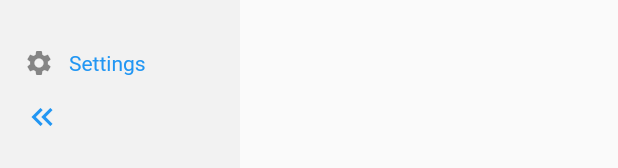
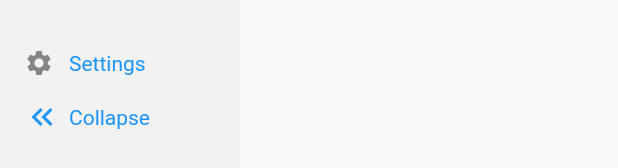
Before and after one commit to OttawaSTEM/flutter_admin, a Flutter app: the SideMenu widget shown alone on an empty page, opened directly, on a phone screen of 412 x 824 dp. Shown: the part 597-765 px from the top of the screen. Run offline on Flutter 3.47's test engine with Material 3 defaults, Android fonts, the phone set to English and light mode, and no system bars; our stand-ins replace flutter_dotenv, flutter_svg, get, get_storage, google_fonts, google_sign_in and 1 more; accounts and stored records are empty.

```diff
--- a/lib/pages/home/ui/home.dart
+++ b/lib/pages/home/ui/home.dart
@@ -445,7 +445,7 @@ class _SideMenuState extends State<SideMenu> {
                   Icons.keyboard_double_arrow_left,
                   color: Theme.of(context).colorScheme.primary,
                 ),
-                title: (screenWidth(context) > sideMenuScreenIconWidth)
+                title: (!_sideMenuIcon)
                     ? Text(
                         'Collapse'.tr,
                         style: Theme.of(context).textTheme.bodyMedium!.copyWith(
@@ -481,37 +481,10 @@ class _SideMenuState extends State<SideMenu> {
   }
 }
 
-double screenWidth(BuildContext context) {
-  var screenSize = MediaQuery.of(context).size;
-  double screenWidth = screenSize.width;
-  if (screenWidth >= screenMobile && screenWidth <= screenLarge) {
-    return sideMenuScreenIconWidth;
-  } else if (screenWidth < screenMobile) {
-    return sideMenuScreenZeroWidth;
-  } else {
-    return sideMenuScreenFullWidth;
-  }
-}
+bool isMobileDevice(BuildContext context) => MediaQuery.of(context).size.width >= screenMobile;
 
 double screenHeight(BuildContext context) {
   var screenSize = MediaQuery.of(context).size;
   double screenHeight = screenSize.height;
-  // logger.i(screenHeight);
   return screenHeight;
 }
-
-// bool mobileDevice(BuildContext context) {
-//   // var screenSize = MediaQuery.of(context).size;
-//   // double screenWidth = screenSize.width;
-//   logger.i(MediaQuery.of(context).size.width);
-//   if (MediaQuery.of(context).size.width <= screenMobile) {
-//     // logger.i(screenSize.width);
-//     logger.i('true');
-//     return true;
-//   } else {
-//     logger.i('false');
-//     return false;
-//   }
-// }
-
-bool isMobileDevice(BuildContext context) => MediaQuery.of(context).size.width >= screenMobile;
```
